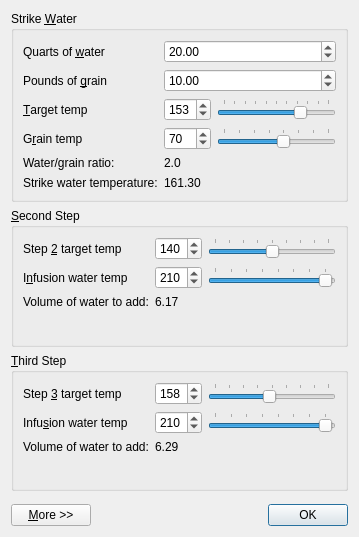
Before: the Qt Designer form src/mashwatertool.ui in mattcaron/qbrew, drawn with Qt 5.
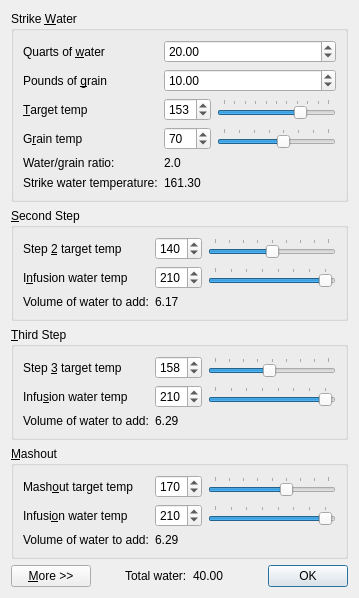
After: the same form once the commit is applied.

Commit message: Initial work on mash calculator.

Patch:
```diff
--- a/src/mashwatertool.ui
+++ b/src/mashwatertool.ui
@@ -504,11 +504,144 @@
      </layout>
     </widget>
    </item>
+   <item>
+    <widget class="QGroupBox" name="mashoutGroupBox">
+     <property name="title">
+      <string>&amp;Mashout</string>
+     </property>
+     <layout class="QFormLayout" name="formLayout_mashout">
+      <item row="0" column="0">
+       <widget class="QLabel" name="mashoutTargetTempLabel">
+        <property name="text">
+         <string>Mash&amp;out target temp</string>
+        </property>
+        <property name="buddy">
+         <cstring>mashoutTargetTempSpinBox</cstring>
+        </property>
+       </widget>
+      </item>
+      <item row="0" column="1">
+       <layout class="QHBoxLayout" name="horizontalLayout_8">
+        <item>
+         <widget class="QSpinBox" name="mashoutTargetTempSpinBox">
+          <property name="minimum">
+           <number>120</number>
+          </property>
+          <property name="maximum">
+           <number>200</number>
+          </property>
+          <property name="value">
+           <number>170</number>
+          </property>
+         </widget>
+        </item>
+        <item>
+         <widget class="QSlider" name="mashoutTargetTempSlider">
+          <property name="minimumSize">
+           <size>
+            <width>80</width>
+            <height>0</height>
+           </size>
+          </property>
+          <property name="minimum">
+           <number>120</number>
+          </property>
+          <property name="maximum">
+           <number>200</number>
+          </property>
+          <property name="value">
+           <number>170</number>
+          </property>
+          <property name="orientation">
+           <enum>Qt::Horizontal</enum>
+          </property>
+          <property name="tickPosition">
+           <enum>QSlider::TicksAbove</enum>
+          </property>
+         </widget>
+        </item>
+       </layout>
+      </item>
+      <item row="1" column="0">
+       <widget class="QLabel" name="mashoutWaterTempLabel">
+        <property name="text">
+         <string>Infusi&amp;on water temp</string>
+        </property>
+        <property name="buddy">
+         <cstring>mashoutWaterTempSpinBox</cstring>
+        </property>
+       </widget>
+      </item>
+      <item row="1" column="1">
+       <layout class="QHBoxLayout" name="horizontalLayout_9">
+        <item>
+         <widget class="QSpinBox" name="mashoutWaterTempSpinBox">
+          <property name="minimum">
+           <number>140</number>
+          </property>
+          <property name="maximum">
+           <number>212</number>
+          </property>
+          <property name="value">
+           <number>210</number>
+          </property>
+         </widget>
+        </item>
+        <item>
+         <widget class="QSlider" name="mashoutWaterTempSlider">
+          <property name="minimumSize">
+           <size>
+            <width>80</width>
+            <height>0</height>
+           </size>
+          </property>
+          <property name="minimum">
+           <number>140</number>
+          </property>
+          <property name="maximum">
+           <number>212</number>
+          </property>
+          <property name="value">
+           <number>210</number>
+          </property>
+          <property name="orientation">
+           <enum>Qt::Horizontal</enum>
+          </property>
+          <property name="tickPosition">
+           <enum>QSlider::TicksAbove</enum>
+          </property>
+         </widget>
+        </item>
+       </layout>
+      </item>
+      <item row="2" column="0">
+       <widget class="QLabel" name="mashoutWaterVolumeLabelLabel">
+        <property name="text">
+         <string>Volume of water to add:</string>
+        </property>
+       </widget>
+      </item>
+      <item row="2" column="1">
+       <widget class="QLabel" name="mashoutWaterVolumeLabel">
+        <property name="text">
+         <string>6.29</string>
+        </property>
+       </widget>
+      </item>
+     </layout>
+    </widget>
+   </item>
    <item>
     <spacer name="verticalSpacer">
      <property name="orientation">
       <enum>Qt::Vertical</enum>
      </property>
+     <property name="sizeHint" stdset="0">
+      <size>
+       <width>0</width>
+       <height>0</height>
+      </size>
+     </property>
     </spacer>
    </item>
    <item>
@@ -539,6 +672,33 @@
        </property>
       </spacer>
      </item>
+     <item>
+      <widget class="QLabel" name="label">
+       <property name="text">
+        <string>Total water:</string>
+       </property>
+      </widget>
+     </item>
+     <item>
+      <widget class="QLabel" name="totalWaterVolumeLabel">
+       <property name="text">
+        <string>40.00   </string>
+       </property>
+      </widget>
+     </item>
+     <item>
+      <spacer name="horizontalSpacer_2">
+       <property name="orientation">
+        <enum>Qt::Horizontal</enum>
+       </property>
+       <property name="sizeHint" stdset="0">
+        <size>
+         <width>40</width>
+         <height>20</height>
+        </size>
+       </property>
+      </spacer>
+     </item>
      <item>
       <widget class="QDialogButtonBox" name="buttonBox">
        <property name="orientation">
```
The commit also changes 2 other files.
